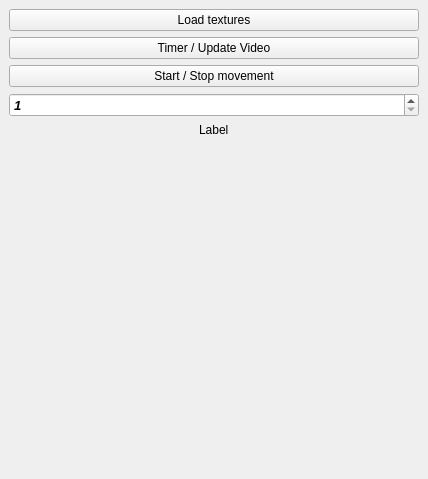
The window that robotics/SamplePluginPA10/src/SamplePlugin.ui (MathiasThor/rovi_final) describes before a commit, drawn with Qt 5.
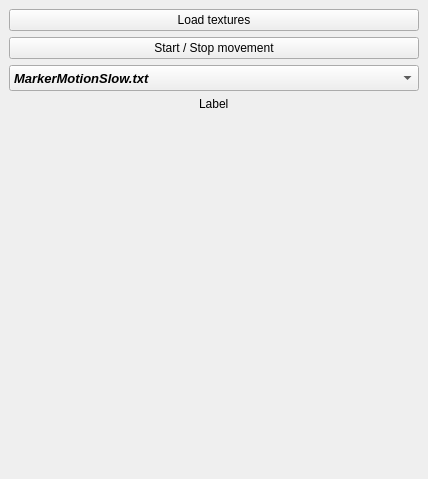
The same window after the commit.

Commit message: Motion is working

The edit to the form file:
```diff
--- a/robotics/SamplePluginPA10/src/SamplePlugin.ui
+++ b/robotics/SamplePluginPA10/src/SamplePlugin.ui
@@ -24,13 +24,6 @@
         </property>
        </widget>
       </item>
-      <item>
-       <widget class="QPushButton" name="_btn1">
-        <property name="text">
-         <string>Timer / Update Video</string>
-        </property>
-       </widget>
-      </item>
       <item>
        <widget class="QPushButton" name="_startStopMovement">
         <property name="text">
@@ -38,8 +31,14 @@
         </property>
        </widget>
       </item>
-      <item>
-       <widget class="QSpinBox" name="_spinBox">
+      <item alignment="Qt::AlignTop">
+       <widget class="QComboBox" name="_comboBox">
+        <property name="minimumSize">
+         <size>
+          <width>0</width>
+          <height>26</height>
+         </size>
+        </property>
         <property name="font">
          <font>
           <pointsize>10</pointsize>
@@ -48,15 +47,24 @@
           <bold>true</bold>
          </font>
         </property>
-        <property name="buttonSymbols">
-         <enum>QAbstractSpinBox::UpDownArrows</enum>
+        <property name="maxVisibleItems">
+         <number>3</number>
         </property>
-        <property name="minimum">
-         <number>1</number>
-        </property>
-        <property name="maximum">
-         <number>4</number>
-        </property>
+        <item>
+         <property name="text">
+          <string>MarkerMotionSlow.txt</string>
+         </property>
+        </item>
+        <item>
+         <property name="text">
+          <string>MarkerMotionMedium.txt</string>
+         </property>
+        </item>
+        <item>
+         <property name="text">
+          <string>MarkerMotionFast.txt</string>
+         </property>
+        </item>
        </widget>
       </item>
       <item alignment="Qt::AlignHCenter">
```
The commit also changes 13 other files.
